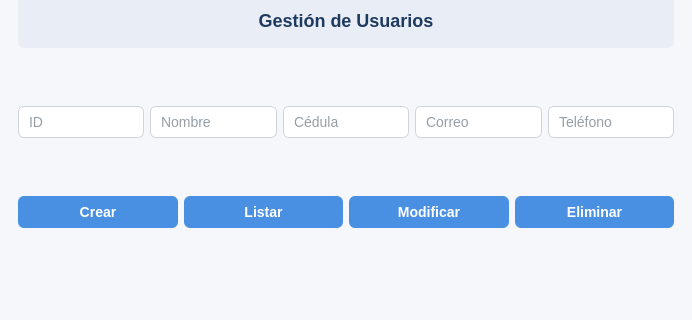
The window that mainwindow.ui (DrosherJC/Proyecto-biblioteca-CRUD) describes before a commit, drawn with Qt 5; both pictures show x 0 to 692 and y 152 to 472 of the 692 by 472 pixel window.
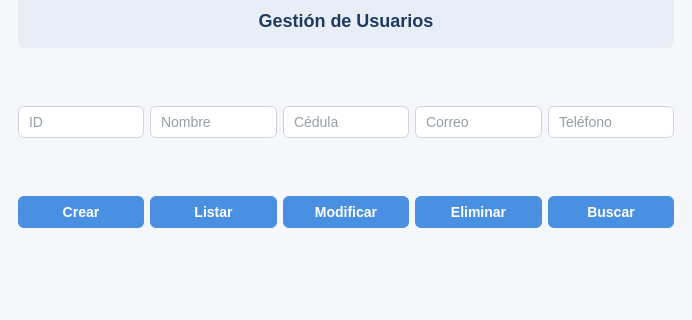
The same window after the commit. The open tabs and pages were chosen to show the change.

Commit message: añadí eliminar y buscar al crud. Adicional corrección de errores y nuevas validaciones.

The edit to the form file:
```diff
--- a/mainwindow.ui
+++ b/mainwindow.ui
@@ -291,6 +291,13 @@
             </property>
            </widget>
           </item>
+          <item>
+           <widget class="QPushButton" name="btnBuscarUsuario">
+            <property name="text">
+             <string>Buscar</string>
+            </property>
+           </widget>
+          </item>
          </layout>
         </item>
        </layout>
```
Left out of the diff: 9 changed lines with no effect on the pictures. The commit also changes 4 other files.
